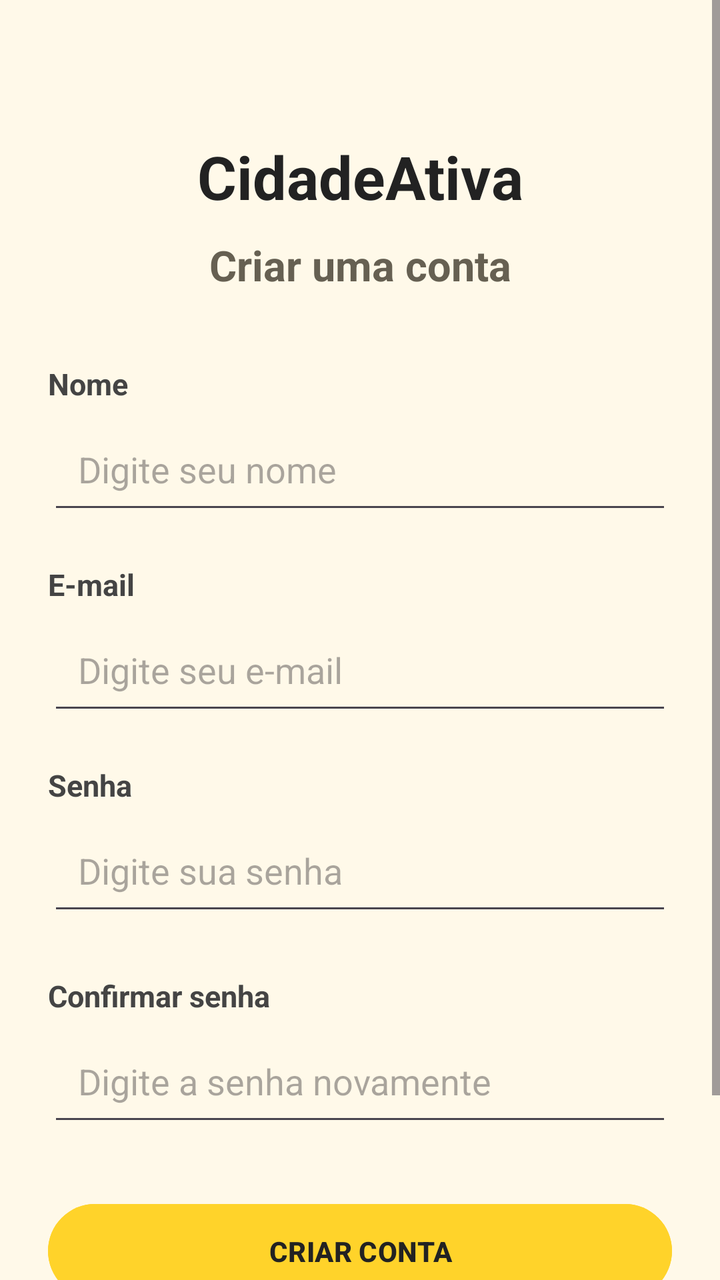
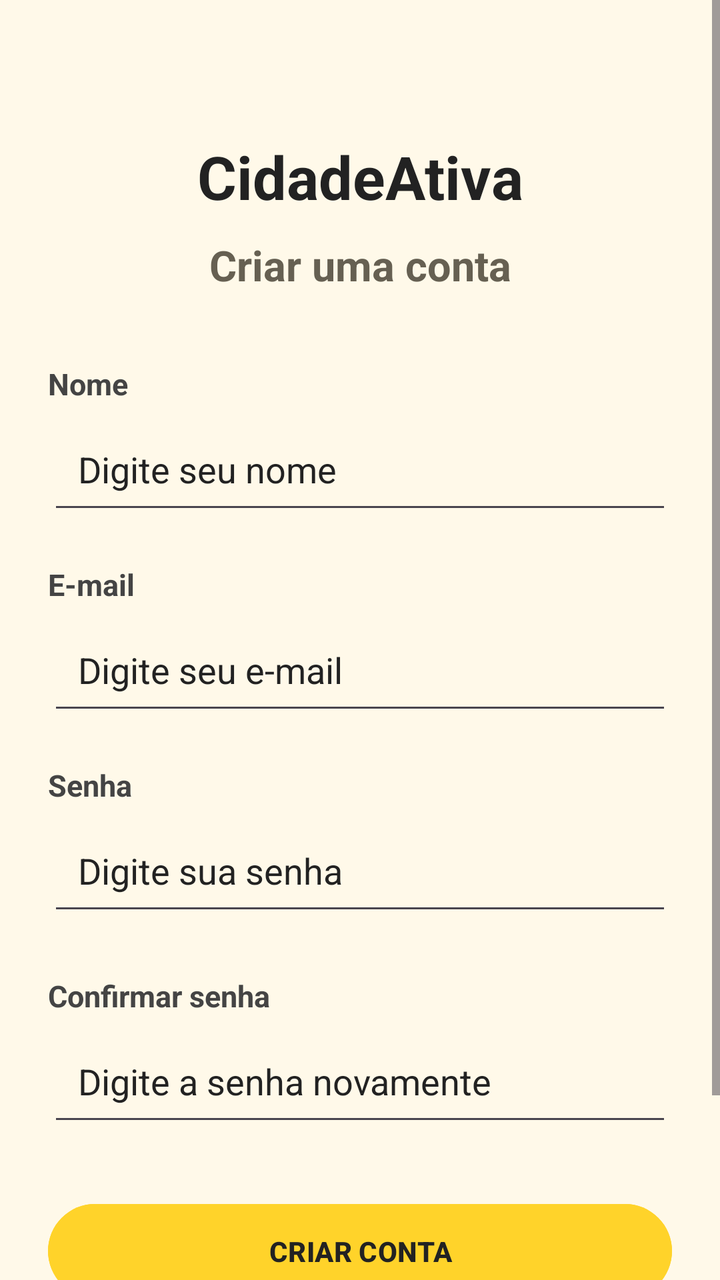

Compare the two renders of this Android layout. The source of the first and the diff that turns it into the second are given below.
<!-- AndroidManifest.xml: application theme Theme.CidadeAtiva -->
<!-- res/layout/activity_cadastro.xml -->
<?xml version="1.0" encoding="utf-8"?>
<ScrollView
    xmlns:android="http://schemas.android.com/apk/res/android"
    android:layout_width="match_parent"
    android:layout_height="match_parent"
    android:background="@color/ca_background"
    android:fillViewport="true">

    <LinearLayout
        android:layout_width="match_parent"
        android:layout_height="wrap_content"
        android:orientation="vertical"
        android:paddingStart="24dp"
        android:paddingEnd="24dp"
        android:paddingTop="28dp"
        android:paddingBottom="28dp"
        android:gravity="center_horizontal">

        <TextView
            android:layout_width="match_parent"
            android:layout_height="wrap_content"
            android:text="CidadeAtiva"
            android:textSize="30sp"
            android:textStyle="bold"
            android:textColor="@color/ca_text"
            android:gravity="center"
            android:layout_marginTop="40dp"/>

        <TextView
            android:layout_width="match_parent"
            android:layout_height="wrap_content"
            android:text="Criar uma conta"
            android:textSize="21sp"
            android:textStyle="bold"
            android:textColor="@color/ca_text_secondary"
            android:gravity="center"
            android:layout_marginTop="10dp"
            android:layout_marginBottom="35dp"/>

        

        <TextView
            android:layout_width="match_parent"
            android:layout_height="wrap_content"
            android:text="Nome"
            android:textSize="15sp"
            android:textStyle="bold"
            android:textColor="#444444"/>

        <EditText
            android:id="@+id/edtNome"
            android:layout_width="match_parent"
            android:layout_height="55dp"
            android:hint="Digite seu nome"
            android:textColor="#000000"
            android:inputType="textPersonName"
            android:padding="15dp"
            android:layout_marginTop="5dp"
            android:layout_marginBottom="20dp"/>

        

        <TextView
            android:layout_width="match_parent"
            android:layout_height="wrap_content"
            android:text="E-mail"
            android:textSize="15sp"
            android:textStyle="bold"
            android:textColor="#444444"/>

        <EditText
            android:id="@+id/edtEmail"
            android:layout_width="match_parent"
            android:layout_height="55dp"
            android:hint="Digite seu e-mail"
            android:textColor="#000000"
            android:inputType="textEmailAddress"
            android:padding="15dp"
            android:layout_marginTop="5dp"
            android:layout_marginBottom="20dp"/>

        

        <TextView
            android:layout_width="match_parent"
            android:layout_height="wrap_content"
            android:text="Senha"
            android:textSize="15sp"
            android:textStyle="bold"
            android:textColor="#444444"/>

        <EditText
            android:id="@+id/edtSenha"
            android:layout_width="match_parent"
            android:layout_height="55dp"
            android:hint="Digite sua senha"
            android:textColor="#000000"
            android:inputType="textPassword"
            android:padding="15dp"
            android:layout_marginTop="5dp"
            android:layout_marginBottom="25dp"/>

        

        <TextView
            android:layout_width="match_parent"
            android:layout_height="wrap_content"
            android:text="Confirmar senha"
            android:textSize="15sp"
            android:textStyle="bold"
            android:textColor="#444444"/>

        <EditText
            android:id="@+id/edtConfirmarSenha"
            android:layout_width="match_parent"
            android:layout_height="55dp"
            android:hint="Digite a senha novamente"
            android:textColor="#000000"
            android:inputType="textPassword"
            android:padding="15dp"
            android:layout_marginTop="5dp"
            android:layout_marginBottom="30dp"/>

        

        <Button
            android:id="@+id/btnCadastrar"
            android:layout_width="match_parent"
            android:layout_height="55dp"
            android:text="CRIAR CONTA"
            android:textStyle="bold"
            android:backgroundTint="@color/ca_primary"
            android:textColor="@color/ca_text"
            android:stateListAnimator="@null" />

        

        <Button
            android:id="@+id/btnVoltar"
            android:layout_width="match_parent"
            android:layout_height="55dp"
            android:text="VOLTAR"
            android:textColor="@color/ca_text_secondary"
            android:backgroundTint="#FFF0B8"
            android:stateListAnimator="@null"
            android:layout_marginTop="12dp"/>

    </LinearLayout>

</ScrollView>
<!-- resources referenced by this layout -->
<resources>
  <color name="ca_background">#FFF9E9</color>
  <color name="ca_primary">#FFD32A</color>
  <color name="ca_text">#222222</color>
  <color name="ca_text_secondary">#666052</color>
  <style name="Theme.CidadeAtiva" parent="Base.Theme.CidadeAtiva" />
  <style name="Base.Theme.CidadeAtiva" parent="Theme.Material3.Light.NoActionBar">
          <item name="colorPrimary">@color/ca_primary</item>
          <item name="colorOnPrimary">@color/ca_text</item>
          <item name="colorSecondary">@color/ca_primary_dark</item>
          <item name="android:colorAccent">@color/ca_primary_dark</item>
          <item name="android:windowLightStatusBar">true</item>
          <item name="android:statusBarColor">@color/ca_background</item>
          <item name="android:navigationBarColor">@color/ca_background</item>
          <item name="android:windowLightNavigationBar">true</item>
      </style>
  <color name="ca_primary_dark">#B88700</color>
</resources>

<!-- the commit's change to res/layout/activity_cadastro.xml (unified diff, before → after) -->
@@ -52,6 +52,7 @@
             android:layout_width="match_parent"
             android:layout_height="55dp"
             android:hint="Digite seu nome"
+            android:textColorHint="@color/ca_text"
             android:textColor="#000000"
             android:inputType="textPersonName"
             android:padding="15dp"
@@ -73,6 +74,7 @@
             android:layout_width="match_parent"
             android:layout_height="55dp"
             android:hint="Digite seu e-mail"
+            android:textColorHint="@color/ca_text"
             android:textColor="#000000"
             android:inputType="textEmailAddress"
             android:padding="15dp"
@@ -94,6 +96,7 @@
             android:layout_width="match_parent"
             android:layout_height="55dp"
             android:hint="Digite sua senha"
+            android:textColorHint="@color/ca_text"
             android:textColor="#000000"
             android:inputType="textPassword"
             android:padding="15dp"
@@ -115,6 +118,7 @@
             android:layout_width="match_parent"
             android:layout_height="55dp"
             android:hint="Digite a senha novamente"
+            android:textColorHint="@color/ca_text"
             android:textColor="#000000"
             android:inputType="textPassword"
             android:padding="15dp"
